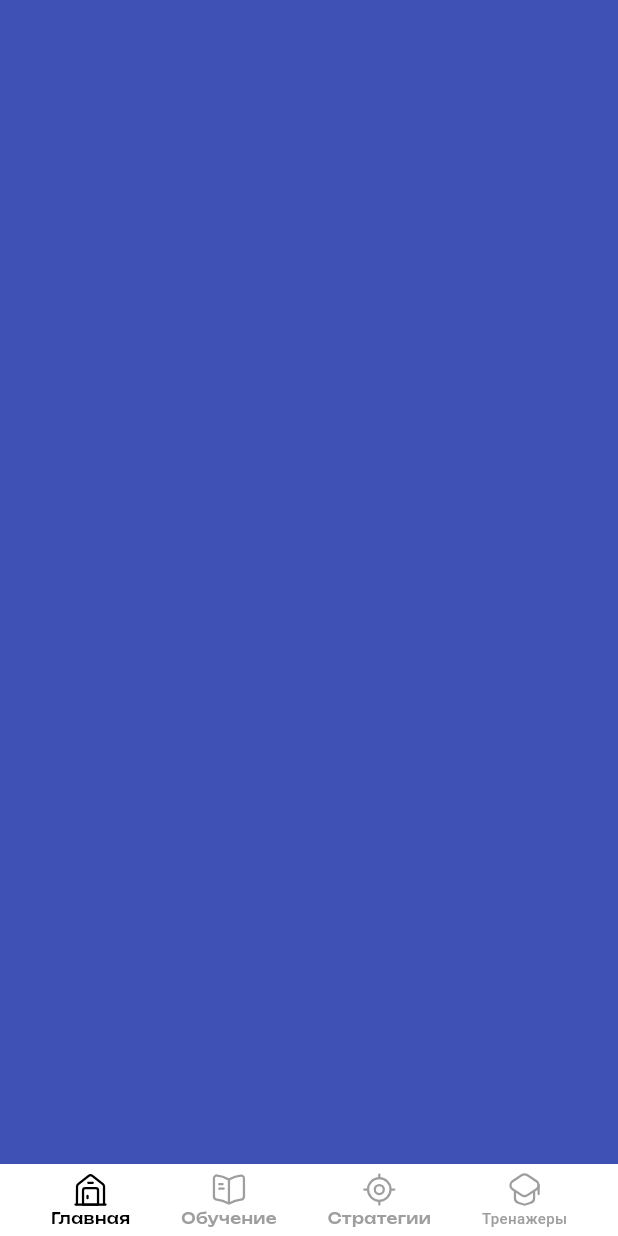
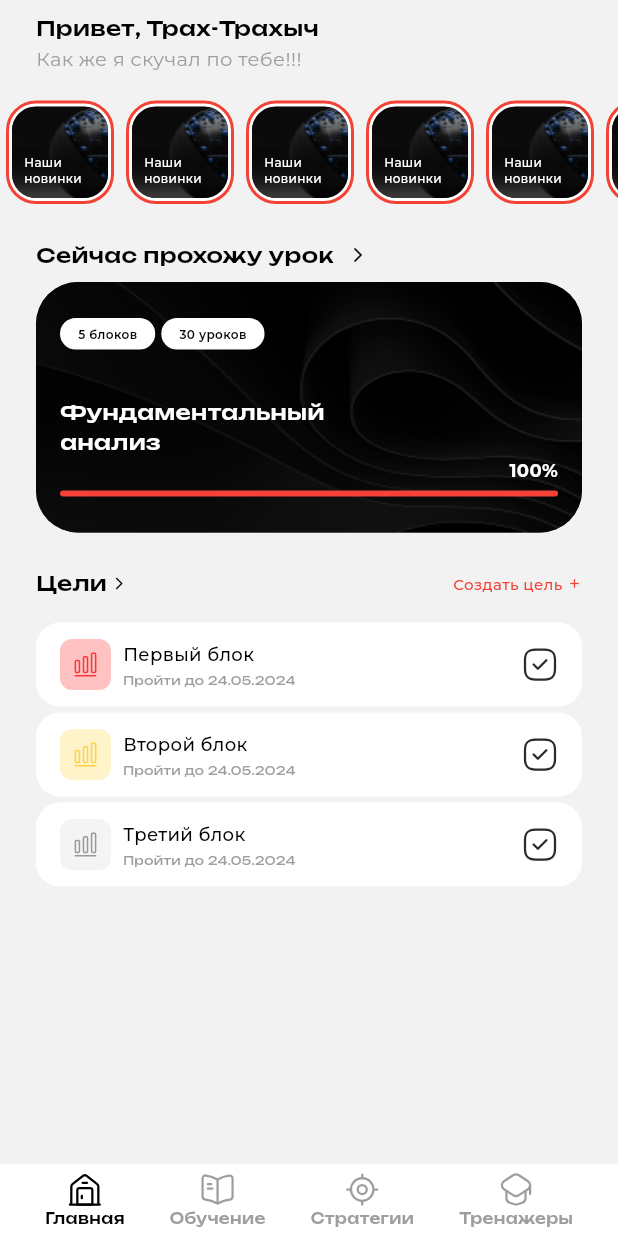
Before and after one commit to Testidedman/PleasureClub, a Flutter app: the HomePage screen opened by its route, on a phone screen of 412 x 824 dp. Run offline on Flutter 3.47's test engine with Material 3 defaults, Android fonts, the phone set to English and light mode, and no system bars; our stand-ins replace bloc, flutter_bloc, flutter_svg, go_router, google_fonts, shared_preferences; accounts and stored records are empty.

Commit message:
add main page and half of a new goal

```diff
--- /dev/null
+++ b/lib/main_page/bloc/main_page_cubit.dart
@@ -0,0 +1,12 @@
+import 'package:bloc/bloc.dart';
+
+import 'main_page_state.dart';
+
+class MainPageCubit extends Cubit<MainPageState> {
+  MainPageCubit() : super(MainPageState());
+
+  void createGoal(bool isTap) {
+    isTap = false;
+    emit(state.copyWith(isTap: isTap));
+  }
+}
--- /dev/null
+++ b/lib/main_page/bloc/main_page_state.dart
@@ -0,0 +1,13 @@
+class MainPageState {
+  MainPageState({
+    this.isTap = true
+  });
+
+  final bool isTap;
+
+  MainPageState copyWith({bool? isTap}) {
+    return MainPageState(
+        isTap: isTap ?? this.isTap
+    );
+  }
+}
--- /dev/null
+++ b/lib/main_page/main_page.dart
@@ -0,0 +1,312 @@
+import 'package:f/main_page/bloc/main_page_cubit.dart';
+import 'package:f/widgets/number_block.dart';
+import 'package:flutter/material.dart';
+import 'package:flutter_bloc/flutter_bloc.dart';
+import 'package:go_router/go_router.dart';
+import 'package:google_fonts/google_fonts.dart';
+
+import 'bloc/main_page_state.dart';
+
+class MainPage extends StatelessWidget {
+  const MainPage({super.key});
+
+  Container block(String text) {
+    return Container(
+        padding: const EdgeInsets.symmetric(horizontal: 12, vertical: 5),
+        decoration: BoxDecoration(
+            color: Colors.white,
+            borderRadius: BorderRadius.circular(50)
+        ),
+        child: Text(
+            text,
+            style: GoogleFonts.montserrat(
+                textStyle: const TextStyle(
+                    fontWeight: FontWeight.w600,
+                    fontSize: 8,
+                    color: Colors.black
+                )
+            )
+        )
+    );
+  }
+
+  @override
+  Widget build(BuildContext context) {
+    final bloc = context.read<MainPageCubit>();
+    return Scaffold(
+      backgroundColor: const Color(0xffF2F2F2),
+      body: SafeArea(
+        child: SingleChildScrollView(
+          child: Column(
+            crossAxisAlignment: CrossAxisAlignment.start,
+            children: [
+              Padding(
+                padding: const EdgeInsets.symmetric(vertical: 9, horizontal: 24),
+                child: Column(
+                  crossAxisAlignment: CrossAxisAlignment.start,
+                  children: [
+                    Text(
+                        'Привет, Трах-Трахыч',
+                        style: GoogleFonts.unbounded(
+                            textStyle: const TextStyle(
+                                fontWeight: FontWeight.w500,
+                                fontSize: 14,
+                                color: Colors.black
+                            )
+                        )
+                    ),
+                    const SizedBox(height: 1),
+                    Text(
+                        'Как же я скучал по тебе!!!',
+                        style: GoogleFonts.montserrat(
+                            textStyle: const TextStyle(
+                                fontWeight: FontWeight.w400,
+                                fontSize: 13,
+                                color: Colors.grey
+                            )
+                        )
+                    ),
+                    const SizedBox(height: 1),
+                  ],
+                ),
+              ),
+              SizedBox(
+                height: 85,
+                child: ListView.builder(
+                    padding: const EdgeInsets.symmetric(vertical: 8),
+                    scrollDirection: Axis.horizontal,
+                    itemCount: 8,
+                    itemBuilder: (BuildContext context, int index) {
+                      return Container(
+                        margin: const EdgeInsets.symmetric(horizontal: 4),
+                        padding: const EdgeInsets.all(2),
+                        width: 72,
+                        decoration: BoxDecoration(
+                          border: Border.all(color: Colors.red, width: 2),
+                          borderRadius: BorderRadius.circular(20),
+                          color: Colors.white,
+                        ),
+                        child: Container(
+                          alignment: Alignment.bottomLeft,
+                          padding: const EdgeInsets.only(left: 8, bottom: 8),
+                          width: 64,
+                          decoration: BoxDecoration(
+                              image: const DecorationImage(
+                                image: AssetImage('images/stories.png'),
+                                fit: BoxFit.fill,
+                              ),
+                              borderRadius: BorderRadius.circular(16),
+                              color: Colors.black
+                          ),
+                          child: Text(
+                              'Наши\nновинки',
+                              style: GoogleFonts.montserrat(
+                                  textStyle: const TextStyle(
+                                      fontWeight: FontWeight.w500,
+                                      fontSize: 8,
+                                      color: Colors.white
+                                  )
+                              )
+                          ),
+                        ),
+                      );
+                    }),
+              ),
+              const SizedBox(height: 16),
+              Padding(
+                padding: const EdgeInsets.only(left: 24, right: 24, bottom: 9),
+                child: BlocBuilder<MainPageCubit, MainPageState>(
+                  builder: (context, state) {
+                    return Column(
+                      crossAxisAlignment: CrossAxisAlignment.start,
+                      children: [
+                        Row(
+                          children: [
+                            Text(
+                                'Сейчас прохожу урок',
+                                style: GoogleFonts.unbounded(
+                                    textStyle: const TextStyle(
+                                        fontWeight: FontWeight.w500,
+                                        fontSize: 14,
+                                        color: Colors.black
+                                    )
+                                )
+                            ),
+                            const SizedBox(width: 10),
+                            const Icon(
+                                size: 12,
+                                Icons.arrow_forward_ios_rounded,
+                                color: Colors.black
+                            ),
+                          ],
+                        ),
+                        const SizedBox(height: 8),
+                        Container(
+                          padding: const EdgeInsets.symmetric(horizontal: 16, vertical: 24),
+                          decoration: BoxDecoration(
+                              color: Colors.black,
+                              borderRadius: BorderRadius.circular(28),
+                              image: const DecorationImage(
+                                  image: AssetImage('images/fundamental_analysis.png'),
+                                  fit: BoxFit.fill
+                              )
+                          ),
+                          child: Column(
+                            crossAxisAlignment: CrossAxisAlignment.start,
+                            children: [
+                              Row(
+                                children: [
+                                  block('5 блоков'),
+                                  const SizedBox(width: 4),
+                                  block('30 уроков')
+                                ],
+                              ),
+                              const SizedBox(height: 32),
+                              Text(
+                                  'Фундаментальный\nанализ',
+                                  style: GoogleFonts.unbounded(
+                                      textStyle: const TextStyle(
+                                          fontWeight: FontWeight.w500,
+                                          fontSize: 14,
+                                          color: Colors.white
+                                      )
+                                  )
+                              ),
+                              Align(
+                                alignment: Alignment.centerRight,
+                                child: Text(
+                                    '100%',
+                                    style: GoogleFonts.montserrat(
+                                        textStyle: const TextStyle(
+                                            fontWeight: FontWeight.w700,
+                                            fontSize: 12,
+                                            color: Colors.white
+                                        )
+                                    )
+                                ),
+                              ),
+                              const SizedBox(height: 5),
+                              Container(
+                                height: 4,
+                                decoration: BoxDecoration(
+                                    color: Colors.red,
+                                    borderRadius: BorderRadius.circular(50)
+                                ),
+                              ),
+                            ],
+                          ),
+                        ),
+                        const SizedBox(height: 24),
+                        Row(
+                          mainAxisAlignment: MainAxisAlignment.spaceBetween,
+                          children: [
+                            Row(
+                              children: [
+                                Text(
+                                    'Цели',
+                                    style: GoogleFonts.unbounded(
+                                        textStyle: const TextStyle(
+                                            fontWeight: FontWeight.w500,
+                                            fontSize: 14,
+                                            color: Colors.black
+                                        )
+                                    )
+                                ),
+                                const SizedBox(width: 3),
+                                const Icon(
+                                    size: 10,
+                                    Icons.arrow_forward_ios_rounded,
+                                    color: Colors.black
+                                ),
+                              ],
+                            ),
+                            if(state.isTap)
+                              InkWell(onTap: () {
+                                bloc.createGoal(state.isTap);
+                              },
+                                child: Row(
+                                  children: [
+                                    Text(
+                                        'Создать цель',
+                                        style: GoogleFonts.montserrat(
+                                            textStyle: const TextStyle(
+                                                fontWeight: FontWeight.w500,
+                                                fontSize: 10,
+                                                color: Colors.red
+                                            )
+                                        )
+                                    ),
+                                    const SizedBox(width: 3),
+                                    const Icon(
+                                        size: 10,
+                                        Icons.add,
+                                        color: Colors.red
+                                    ),
+                                  ],
+                                ),
+                              ),
+                          ],
+                        ),
+                        const SizedBox(height: 16),
+                        if (state.isTap)
+                          const Column(
+                            children: [
+                              NumberBlock(
+                                  image: 'red_indicator',
+                                  numberOfBlock: 'Первый блок'
+                              ),
+                              NumberBlock(
+                                  image: 'yellow_indicator',
+                                  numberOfBlock: 'Второй блок'
+                              ),
+                              NumberBlock(
+                                  image: 'white_indicator',
+                                  numberOfBlock: 'Третий блок'
+                              ),
+                            ],
+                          ),
+                        if(!state.isTap)
+                          InkWell(onTap: () {
+                            context.push('/new_goal');
+                          },
+                            child: Container(
+                              padding: const EdgeInsets.symmetric(vertical: 20),
+                              decoration: BoxDecoration(
+                                  borderRadius: BorderRadius.circular(16),
+                                  color: Colors.white
+                              ),
+                              child: Row(
+                                mainAxisAlignment: MainAxisAlignment.center,
+                                children: [
+                                  Text(
+                                      'Создать цель',
+                                      style: GoogleFonts.montserrat(
+                                          textStyle: const TextStyle(
+                                              fontWeight: FontWeight.w500,
+                                              fontSize: 10,
+                                              color: Colors.red
+                                          )
+                                      )
+                                  ),
+                                  const SizedBox(width: 3),
+                                  const Icon(
+                                      size: 10,
+                                      Icons.add,
+                                      color: Colors.red
+                                  ),
+                                ],
+                              ),
+                            ),
+                          )
+                      ],
+                    );
+                  },
+                ),
+              )
+            ],
+          ),
+        ),
+      ),
+    );
+  }
+}
--- a/lib/presentation/authorization/authorization_page.dart
+++ b/lib/presentation/authorization/authorization_page.dart
@@ -94,8 +94,7 @@ class _AuthorizationPageState extends State<AuthorizationPage> {
                                           )
                                       ),
                                       focusedBorder: outlineInputBorder(const Color(0xff1B1B1B)),
-                                      errorBorder:
-                                      outlineInputBorder(Colors.red),
+                                      errorBorder: outlineInputBorder(Colors.red),
                                       enabledBorder: outlineInputBorder(const Color(0xffD4D4D4)),
                                       border: InputBorder.none
                                   ),
--- a/lib/presentation/custom_nav_bar.dart
+++ b/lib/presentation/custom_nav_bar.dart
@@ -24,7 +24,7 @@ class CustomNavBar extends StatelessWidget {
               mainAxisAlignment: MainAxisAlignment.spaceBetween,
               children: [
                 const SizedBox(),
-                GestureDetector(onTap: () {
+                InkWell(onTap: () {
                   context.read<HomeCubit>().changeIndex(0);
                 },
                   child: Column(
@@ -50,7 +50,7 @@ class CustomNavBar extends StatelessWidget {
                     ],
                   ),
                 ),
-                GestureDetector(onTap: () {
+                InkWell(onTap: () {
                   context.read<HomeCubit>().changeIndex(1);
                 },
                   child: Column(
@@ -76,7 +76,7 @@ class CustomNavBar extends StatelessWidget {
                     ],
                   ),
                 ),
-                GestureDetector(onTap: () {
+                InkWell(onTap: () {
                   context.read<HomeCubit>().changeIndex(2);
                 },
                   child: Column(
@@ -102,7 +102,7 @@ class CustomNavBar extends StatelessWidget {
                     ],
                   ),
                 ),
-                GestureDetector(onTap: () {
+                InkWell(onTap: () {
                   context.read<HomeCubit>().changeIndex(3);
                 },
                   child: Column(
@@ -115,12 +115,14 @@ class CustomNavBar extends StatelessWidget {
                       ),
                       Text(
                           'Тренажеры',
-                          style: TextStyle(
-                              fontWeight: FontWeight.w500,
-                              fontSize: 10,
-                              color: state.index == 3
-                                  ? Colors.black
-                                  : Colors.grey
+                          style: GoogleFonts.unbounded(
+                              textStyle: TextStyle(
+                                  fontWeight: FontWeight.w500,
+                                  fontSize: 10,
+                                  color: state.index == 3
+                                      ? Colors.black
+                                      : Colors.grey
+                              )
                           )
                       )
                     ],
--- a/lib/presentation/main_page.dart
+++ /dev/null
@@ -1,12 +0,0 @@
-import 'package:flutter/material.dart';
-
-class MainPage extends StatelessWidget {
-  const MainPage({super.key});
-
-  @override
-  Widget build(BuildContext context) {
-    return const Scaffold(
-      backgroundColor: Colors.indigo,
-    );
-  }
-}
--- /dev/null
+++ b/lib/widgets/number_block.dart
@@ -0,0 +1,70 @@
+import 'package:flutter/material.dart';
+import 'package:flutter_svg/flutter_svg.dart';
+import 'package:flutter_svg/svg.dart';
+import 'package:google_fonts/google_fonts.dart';
+
+class NumberBlock extends StatefulWidget {
+  const NumberBlock({
+    required this.image,
+    required this.numberOfBlock,
+    super.key
+  });
+
+  final String image;
+  final String numberOfBlock;
+
+  @override
+  State<NumberBlock> createState() => _NumberBlockState();
+}
+
+class _NumberBlockState extends State<NumberBlock> {
+  @override
+  Widget build(BuildContext context) {
+    return Column(
+      children: [
+        Container(
+          padding: const EdgeInsets.symmetric(vertical: 11, horizontal: 16),
+          decoration: BoxDecoration(
+              color: Colors.white,
+              borderRadius: BorderRadius.circular(16)
+          ),
+          child: Row(
+            children: [
+              SvgPicture.asset('images/${widget.image}.svg'),
+              const SizedBox(width: 8),
+              Column(
+                crossAxisAlignment: CrossAxisAlignment.start,
+                children: [
+                  Text(
+                      widget.numberOfBlock,
+                      style: GoogleFonts.montserrat(
+                          textStyle: const TextStyle(
+                              fontWeight: FontWeight.w500,
+                              fontSize: 12,
+                              color: Colors.black
+                          )
+                      )
+                  ),
+                  const SizedBox(height: 3),
+                  Text(
+                      'Пройти до 24.05.2024',
+                      style: GoogleFonts.unbounded(
+                          textStyle: const TextStyle(
+                              fontWeight: FontWeight.w400,
+                              fontSize: 8,
+                              color: Colors.grey
+                          )
+                      )
+                  ),
+                ],
+              ),
+              const Spacer(),
+              SvgPicture.asset('images/tick_square.svg')
+            ],
+          ),
+        ),
+        const SizedBox(height: 4)
+      ],
+    );
+  }
+}
```
Also changed, not shown: lib/main.dart (+6 -1 lines), lib/main_page/new_goal.dart (added, +175 -0 lines), lib/presentation/home/home_page.dart (+11 -6 lines), images/fundamental_analysis.png (added), images/red_indicator.svg (added), images/stories.png (added), images/tick_square.svg (added), images/white_indicator.svg (added), images/yellow_indicator.svg (added).
